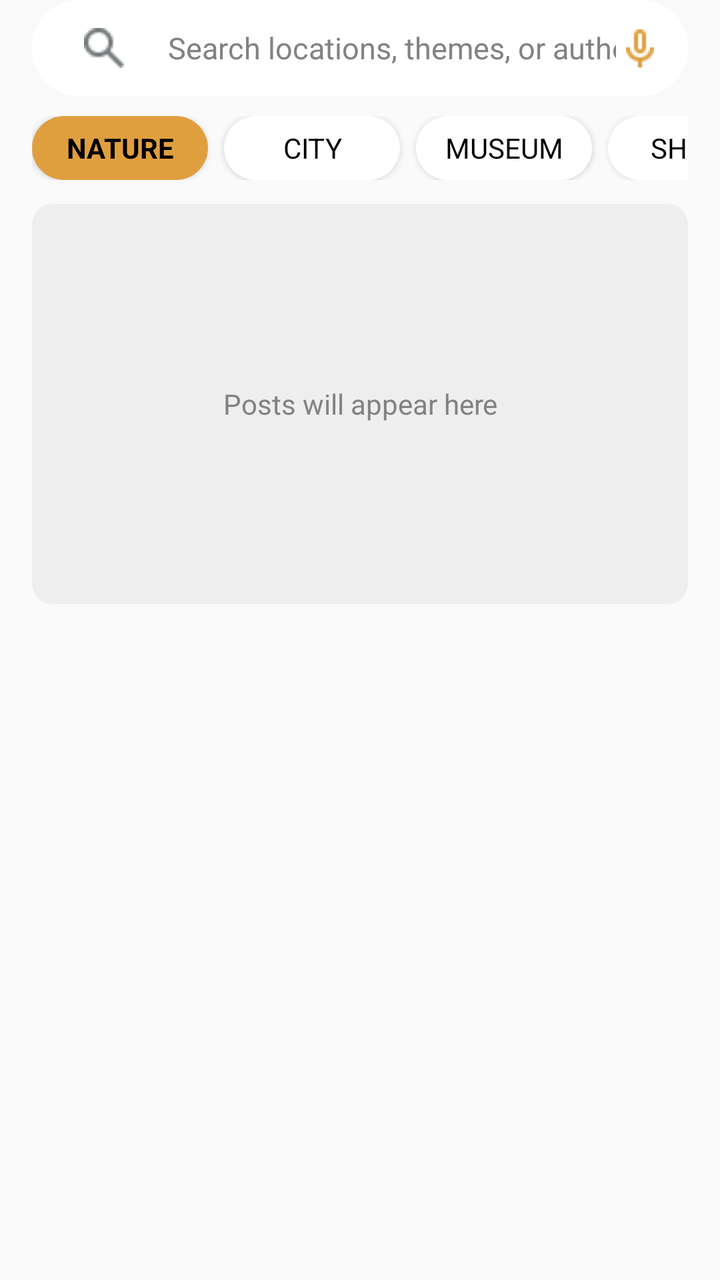
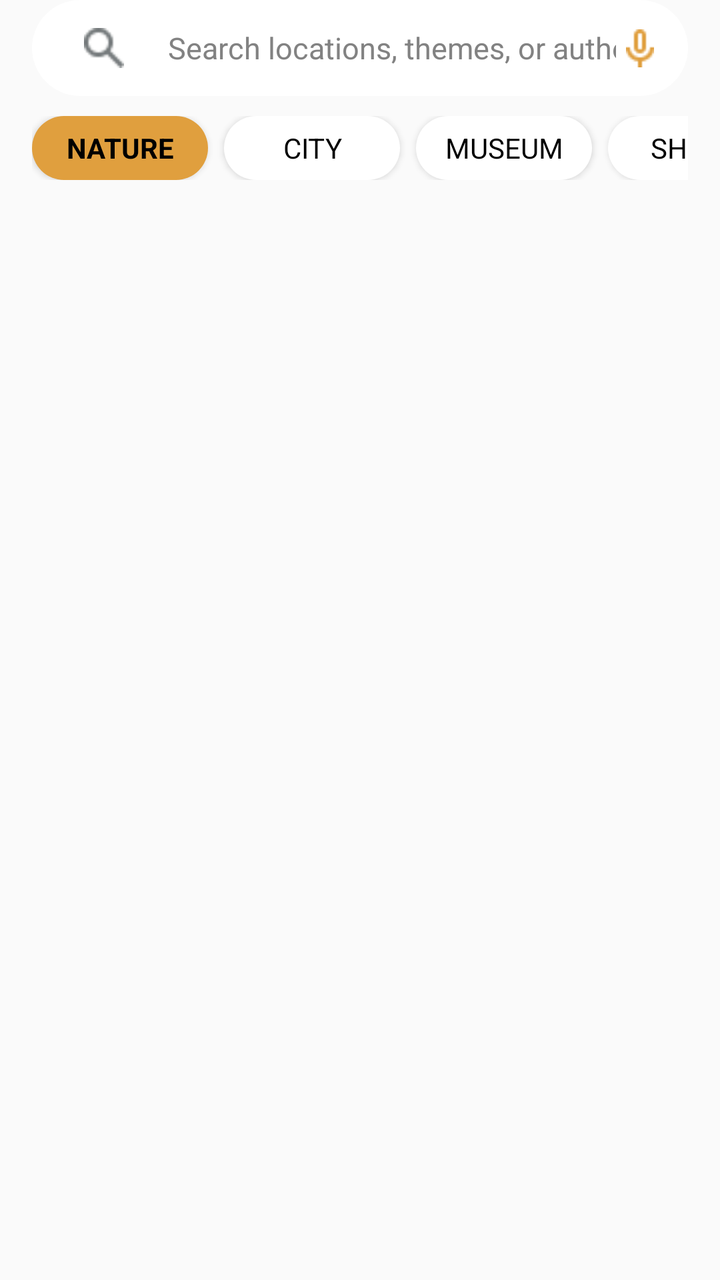

The first picture is an Android layout as it rendered before a commit; the second is the same layout after the commit. The layout source and the unified diff follow.
<!-- AndroidManifest.xml: application theme Theme.Traveling -->
<!-- res/layout/fragment_home.xml -->
<?xml version="1.0" encoding="utf-8"?>
<LinearLayout xmlns:android="http://schemas.android.com/apk/res/android"
    android:layout_width="match_parent"
    android:layout_height="match_parent"
    android:orientation="vertical">

    
    <LinearLayout
        android:layout_width="match_parent"
        android:layout_height="48dp"
        android:orientation="horizontal"
        android:background="@drawable/search_btn"
        android:gravity="center_vertical"
        android:paddingStart="12dp"
        android:paddingEnd="12dp"
        android:layout_marginStart="16dp"
        android:layout_marginEnd="16dp"
        android:layout_marginBottom="10dp">

        <ImageView
            android:layout_width="48dp"
            android:layout_height="20dp"
            android:src="@drawable/ic_search"
            android:layout_marginEnd="8dp" />

        <EditText
            android:id="@+id/etSearch"
            android:layout_width="0dp"
            android:layout_height="wrap_content"
            android:layout_weight="1"
            android:hint="@string/search_hint"
            android:textColorHint="@color/grey"
            android:textSize="15sp"
            android:background="@null"
            android:inputType="text" />

        <androidx.appcompat.widget.AppCompatImageButton
            android:id="@+id/btnVoiceSearch"
            android:layout_width="24dp"
            android:layout_height="24dp"
            android:src="@drawable/ic_mic"
            android:background="?attr/selectableItemBackgroundBorderless"
            android:contentDescription="Voice search" />

    </LinearLayout>

    
    <HorizontalScrollView
        android:layout_width="match_parent"
        android:layout_height="wrap_content"
        android:scrollbars="none"
        android:paddingStart="16dp"
        android:paddingEnd="16dp"
        android:layout_marginBottom="12dp">

        <LinearLayout
            android:layout_width="wrap_content"
            android:layout_height="wrap_content"
            android:orientation="horizontal"
            android:gravity="center_vertical">

            <androidx.appcompat.widget.AppCompatButton
                android:id="@+id/filterNature"
                android:layout_width="wrap_content"
                android:layout_height="32dp"
                android:text="@string/nature"
                android:textSize="14sp"
                android:background="@drawable/filter_org_btn"
                android:textColor="@color/black"
                android:textStyle="bold"
                android:layout_marginEnd="8dp" />

            <androidx.appcompat.widget.AppCompatButton
                android:id="@+id/filterCity"
                android:layout_width="wrap_content"
                android:layout_height="32dp"
                android:text="@string/city"
                android:textSize="14sp"
                android:background="@drawable/filter_btn"
                android:textColor="@color/black"
                android:layout_marginEnd="8dp" />

            <androidx.appcompat.widget.AppCompatButton
                android:id="@+id/filterMuseums"
                android:layout_width="wrap_content"
                android:layout_height="32dp"
                android:text="@string/museum"
                android:textSize="14sp"
                android:background="@drawable/filter_btn"
                android:textColor="@color/black"
                android:layout_marginEnd="8dp" />

            <androidx.appcompat.widget.AppCompatButton
                android:id="@+id/filterShops"
                android:layout_width="wrap_content"
                android:layout_height="32dp"
                android:text="@string/shop"
                android:textSize="14sp"
                android:background="@drawable/filter_btn"
                android:textColor="@color/black"
                android:layout_marginEnd="8dp" />

            <androidx.appcompat.widget.AppCompatButton
                android:id="@+id/filterAround"
                android:layout_width="wrap_content"
                android:layout_height="32dp"
                android:text="@string/around_me"
                android:textSize="14sp"
                android:background="@drawable/filter_btn"
                android:textColor="@color/black" />

        </LinearLayout>
    </HorizontalScrollView>

    
    <ScrollView
        android:layout_width="match_parent"
        android:layout_height="0dp"
        android:layout_weight="1"
        android:paddingStart="16dp"
        android:paddingEnd="16dp"
        android:scrollbars="none">

        <LinearLayout
            android:id="@+id/postsContainer"
            android:layout_width="match_parent"
            android:layout_height="wrap_content"
            android:orientation="vertical">

            
            <TextView
                android:layout_width="match_parent"
                android:layout_height="200dp"
                android:gravity="center"
                android:text="Posts will appear here"
                android:textColor="@color/grey"
                android:textSize="14sp"
                android:background="@drawable/btn_outline"
                android:layout_marginBottom="16dp" />

        </LinearLayout>
    </ScrollView>


</LinearLayout>
<!-- resources referenced by this layout -->
<resources>
  <color name="black">#FF000000</color>
  <color name="grey">#828282</color>
  <!-- drawable btn_outline (drawable) -->
  <?xml version="1.0" encoding="utf-8"?>
  <shape xmlns:android="http://schemas.android.com/apk/res/android"
      android:shape="rectangle">
  
      <corners
          android:radius="10dp"/>
      <solid android:color="@color/btnwhite"/>
  
  </shape>
  <!-- drawable filter_btn (drawable) -->
  <?xml version="1.0" encoding="utf-8"?>
  <shape xmlns:android="http://schemas.android.com/apk/res/android"
      android:shape="rectangle">
  
      <corners
          android:radius="30dp"/>
      <solid android:color="@color/white"/>
  
  </shape>
  <!-- drawable filter_org_btn (drawable) -->
  <?xml version="1.0" encoding="utf-8"?>
  <shape xmlns:android="http://schemas.android.com/apk/res/android"
      android:shape="rectangle">
  
      <corners
          android:radius="30dp"/>
      <solid android:color="@color/orange"/>
  
  </shape>
  <!-- drawable ic_mic: png bitmap (drawable, 430 bytes) -->
  <!-- drawable ic_search: png bitmap (drawable, 520 bytes) -->
  <!-- drawable search_btn (drawable) -->
  <?xml version="1.0" encoding="utf-8"?>
  <shape xmlns:android="http://schemas.android.com/apk/res/android"
      android:shape="rectangle">
  
      <corners
          android:radius="50dp"/>
      <solid android:color="@color/white"/>
  
  </shape>
  <string name="around_me">AROUND ME</string>
  <string name="city">CITY</string>
  <string name="museum">MUSEUM</string>
  <string name="nature">NATURE</string>
  <string name="search_hint">Search locations, themes, or authors...</string>
  <string name="shop">SHOPS</string>
  <style name="Theme.Traveling" parent="Base.Theme.Traveling" />
  <color name="btnwhite">#EEEEEE</color>
  <color name="white">#FFFFFFFF</color>
  <color name="orange">#E09F3E</color>
  <style name="Base.Theme.Traveling" parent="Theme.AppCompat.Light.NoActionBar">
          
          
          <item name="textAllCaps">false</item>
          <item name="android:textStyle">normal</item>
          <item name="android:fontFamily">sans-serif</item>
  
          <item name="colorPrimary">@color/orange</item>
          <item name="colorPrimaryDark">@color/orange</item>
          <item name="colorAccent">@color/orange</item>
          <item name="android:colorButtonNormal">@color/orange</item>
      </style>
</resources>

<!-- the commit's change to res/layout/fragment_home.xml (unified diff, before → after) -->
@@ -113,33 +113,22 @@
     </HorizontalScrollView>
 
     
-    <ScrollView
+    <ProgressBar
+        android:id="@+id/progressBar"
+        android:layout_width="wrap_content"
+        android:layout_height="wrap_content"
+        android:layout_gravity="center_horizontal"
+        android:visibility="gone"
+        android:indeterminateTint="@color/chip_green" />
+
+
+    
+    <androidx.recyclerview.widget.RecyclerView
+        android:id="@+id/rvPosts"
         android:layout_width="match_parent"
         android:layout_height="0dp"
         android:layout_weight="1"
-        android:paddingStart="16dp"
-        android:paddingEnd="16dp"
-        android:scrollbars="none">
-
-        <LinearLayout
-            android:id="@+id/postsContainer"
-            android:layout_width="match_parent"
-            android:layout_height="wrap_content"
-            android:orientation="vertical">
-
-            
-            <TextView
-                android:layout_width="match_parent"
-                android:layout_height="200dp"
-                android:gravity="center"
-                android:text="Posts will appear here"
-                android:textColor="@color/grey"
-                android:textSize="14sp"
-                android:background="@drawable/btn_outline"
-                android:layout_marginBottom="16dp" />
-
-        </LinearLayout>
-    </ScrollView>
-
+        android:paddingTop="4dp"
+        android:clipToPadding="false" />
 
 </LinearLayout>
<!-- resource entries referenced after the edit -->
@@ -1,17 +1,8 @@
 <!-- resources referenced by this layout -->
 <resources>
   <color name="black">#FF000000</color>
+  <color name="chip_green">#14696D</color>
   <color name="grey">#828282</color>
-  <!-- drawable btn_outline (drawable) -->
-  <?xml version="1.0" encoding="utf-8"?>
-  <shape xmlns:android="http://schemas.android.com/apk/res/android"
-      android:shape="rectangle">
-  
-      <corners
-          android:radius="10dp"/>
-      <solid android:color="@color/btnwhite"/>
-  
-  </shape>
   <!-- drawable filter_btn (drawable) -->
   <?xml version="1.0" encoding="utf-8"?>
   <shape xmlns:android="http://schemas.android.com/apk/res/android"
@@ -51,7 +42,6 @@
   <string name="search_hint">Search locations, themes, or authors...</string>
   <string name="shop">SHOPS</string>
   <style name="Theme.Traveling" parent="Base.Theme.Traveling" />
-  <color name="btnwhite">#EEEEEE</color>
   <color name="white">#FFFFFFFF</color>
   <color name="orange">#E09F3E</color>
   <style name="Base.Theme.Traveling" parent="Theme.AppCompat.Light.NoActionBar">
